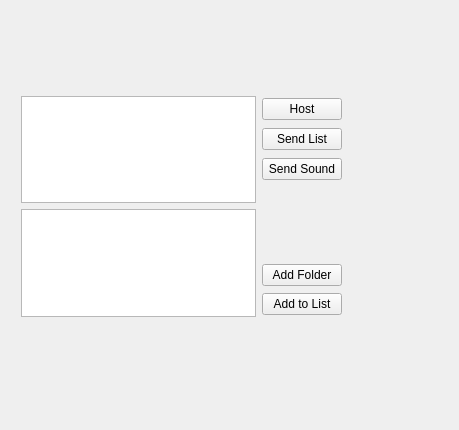
Old version of the form MusicHost/musichost.ui in the repository yoyourmister/TinaS.
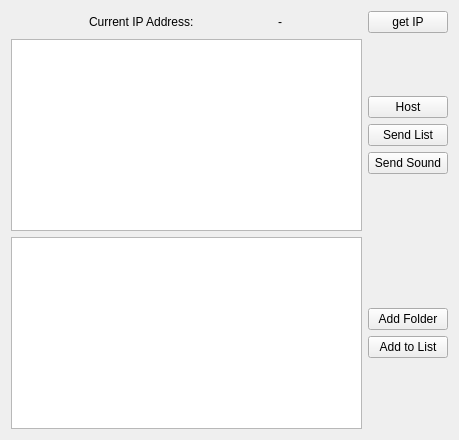
New version of the form.

Commit message: [MusicHost] added button and label for IP address and some small layout changes

```diff
--- a/MusicHost/musichost.ui
+++ b/MusicHost/musichost.ui
@@ -13,18 +13,24 @@
   <property name="windowTitle">
    <string>MusicHost</string>
   </property>
-  <widget class="QWidget" name="">
-   <property name="geometry">
-    <rect>
-     <x>10</x>
-     <y>10</y>
-     <width>343</width>
-     <height>394</height>
-    </rect>
-   </property>
+  <layout class="QVBoxLayout" name="verticalLayout_4">
+   <item>
    <layout class="QGridLayout" name="gridLayout">
-    <item row="1" column="1">
+     <item row="3" column="1">
      <layout class="QVBoxLayout" name="verticalLayout_2">
+       <item>
+        <spacer name="verticalSpacer_2">
+         <property name="orientation">
+          <enum>Qt::Vertical</enum>
+         </property>
+         <property name="sizeHint" stdset="0">
+          <size>
+           <width>20</width>
+           <height>40</height>
+          </size>
+         </property>
+        </spacer>
+       </item>
       <item>
        <widget class="QPushButton" name="but_addFolder">
         <property name="text">
@@ -39,10 +45,36 @@
         </property>
        </widget>
       </item>
-     </layout>
-    </item>
-    <item row="0" column="1">
+       <item>
+        <spacer name="verticalSpacer">
+         <property name="orientation">
+          <enum>Qt::Vertical</enum>
+         </property>
+         <property name="sizeHint" stdset="0">
+          <size>
+           <width>20</width>
+           <height>40</height>
+          </size>
+         </property>
+        </spacer>
+       </item>
+      </layout>
+     </item>
+     <item row="2" column="1">
      <layout class="QVBoxLayout" name="verticalLayout">
+       <item>
+        <spacer name="verticalSpacer_4">
+         <property name="orientation">
+          <enum>Qt::Vertical</enum>
+         </property>
+         <property name="sizeHint" stdset="0">
+          <size>
+           <width>20</width>
+           <height>40</height>
+          </size>
+         </property>
+        </spacer>
+       </item>
       <item>
        <widget class="QPushButton" name="but_host">
         <property name="text">
@@ -64,15 +96,47 @@
         </property>
        </widget>
       </item>
-     </layout>
-    </item>
-    <item row="0" column="0" rowspan="2">
+       <item>
+        <spacer name="verticalSpacer_3">
+         <property name="orientation">
+          <enum>Qt::Vertical</enum>
+         </property>
+         <property name="sizeHint" stdset="0">
+          <size>
+           <width>20</width>
+           <height>40</height>
+          </size>
+         </property>
+        </spacer>
+       </item>
+      </layout>
+     </item>
+     <item row="2" column="0" rowspan="2">
      <layout class="QVBoxLayout" name="verticalLayout_3">
       <item>
-       <widget class="QListWidget" name="listWidget_playlist"/>
+        <widget class="QListWidget" name="listWidget_playlist">
+         <property name="sizePolicy">
+          <sizepolicy hsizetype="Expanding" vsizetype="Minimum">
+           <horstretch>0</horstretch>
+           <verstretch>0</verstretch>
+          </sizepolicy>
+         </property>
+         <property name="toolTip">
+          <string>&lt;html&gt;&lt;head/&gt;&lt;body&gt;&lt;p&gt;Current playlist&lt;/p&gt;&lt;/body&gt;&lt;/html&gt;</string>
+         </property>
+        </widget>
       </item>
       <item>
        <widget class="QListWidget" name="listWidget_allSongs">
+         <property name="sizePolicy">
+          <sizepolicy hsizetype="Expanding" vsizetype="Minimum">
+           <horstretch>0</horstretch>
+           <verstretch>0</verstretch>
+          </sizepolicy>
+         </property>
+         <property name="toolTip">
+          <string>&lt;html&gt;&lt;head/&gt;&lt;body&gt;&lt;p&gt;List of all songs&lt;/p&gt;&lt;/body&gt;&lt;/html&gt;</string>
+         </property>
         <property name="selectionMode">
          <enum>QAbstractItemView::MultiSelection</enum>
         </property>
@@ -80,8 +144,49 @@
       </item>
      </layout>
     </item>
-   </layout>
-  </widget>
+     <item row="0" column="0">
+      <layout class="QHBoxLayout" name="horizontalLayout">
+       <item>
+        <widget class="QLabel" name="label_IPText">
+         <property name="sizePolicy">
+          <sizepolicy hsizetype="Maximum" vsizetype="Maximum">
+           <horstretch>0</horstretch>
+           <verstretch>0</verstretch>
+          </sizepolicy>
+         </property>
+         <property name="text">
+          <string>Current IP Address:</string>
+         </property>
+        </widget>
+       </item>
+       <item>
+        <widget class="QLabel" name="label_CurIP">
+         <property name="sizePolicy">
+          <sizepolicy hsizetype="Maximum" vsizetype="Maximum">
+           <horstretch>0</horstretch>
+           <verstretch>0</verstretch>
+          </sizepolicy>
+         </property>
+         <property name="text">
+          <string>-</string>
+         </property>
+        </widget>
+       </item>
+      </layout>
+     </item>
+     <item row="0" column="1">
+      <widget class="QPushButton" name="but_getIP">
+       <property name="toolTip">
+        <string>&lt;html&gt;&lt;head/&gt;&lt;body&gt;&lt;p&gt;get current IP address&lt;/p&gt;&lt;/body&gt;&lt;/html&gt;</string>
+       </property>
+       <property name="text">
+        <string>get IP</string>
+       </property>
+      </widget>
+     </item>
+    </layout>
+   </item>
+  </layout>
  </widget>
  <layoutdefault spacing="6" margin="11"/>
  <resources/>
```
Left out of the diff: 12 changed lines with no effect on the pictures. Lines whose indentation alone changed are shown as unchanged. The commit also changes 2 other files.
